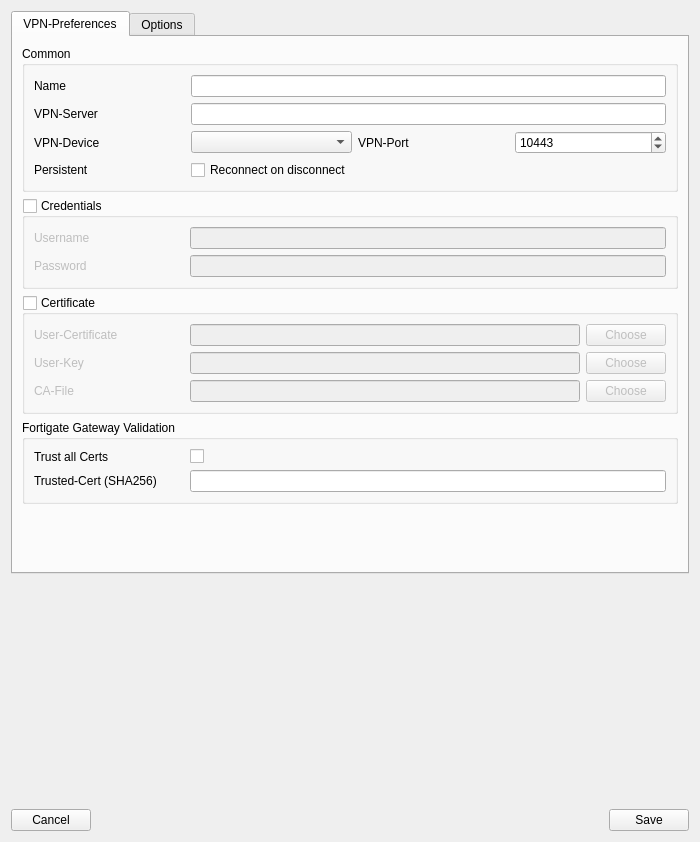
Qt form openfortigui/vpnprofileeditor.ui (theinvisible/openfortigui) before a commit.
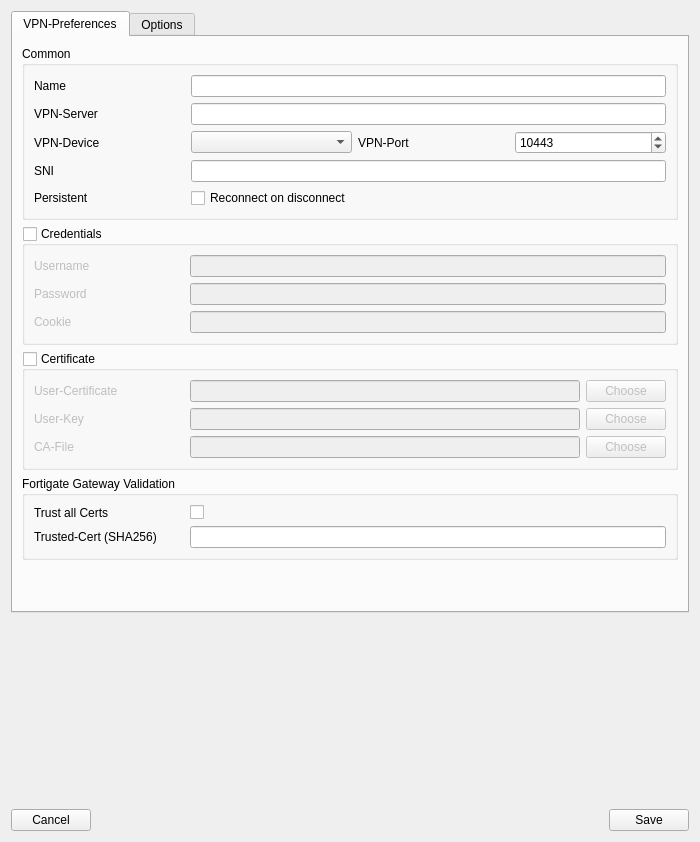
The same form after that commit.

What changed in the file:
```diff
--- a/openfortigui/vpnprofileeditor.ui
+++ b/openfortigui/vpnprofileeditor.ui
@@ -127,6 +127,26 @@
             </property>
            </widget>
           </item>
+          <item row="3" column="0">
+           <widget class="QLabel" name="label_31">
+            <property name="minimumSize">
+             <size>
+              <width>150</width>
+              <height>0</height>
+             </size>
+            </property>
+            <property name="text">
+             <string>SNI</string>
+            </property>
+           </widget>
+          </item>
+          <item row="3" column="1" colspan="3">
+           <widget class="QLineEdit" name="leSNI">
+            <property name="toolTip">
+             <string>Hostname sent in the TLS SNI extension. Leave empty to use the VPN-Server above.</string>
+            </property>
+           </widget>
+          </item>
          </layout>
         </widget>
        </item>
@@ -178,6 +198,29 @@
             </property>
            </widget>
           </item>
+          <item row="2" column="0">
+           <widget class="QLabel" name="label_32">
+            <property name="minimumSize">
+             <size>
+              <width>150</width>
+              <height>0</height>
+             </size>
+            </property>
+            <property name="text">
+             <string>Cookie</string>
+            </property>
+           </widget>
+          </item>
+          <item row="2" column="1">
+           <widget class="QLineEdit" name="leCookie">
+            <property name="echoMode">
+             <enum>QLineEdit::Password</enum>
+            </property>
+            <property name="toolTip">
+             <string>SVPNCOOKIE. When set it replaces username and password, e.g. for SAML/SSO sessions.</string>
+            </property>
+           </widget>
+          </item>
          </layout>
         </widget>
        </item>
```
